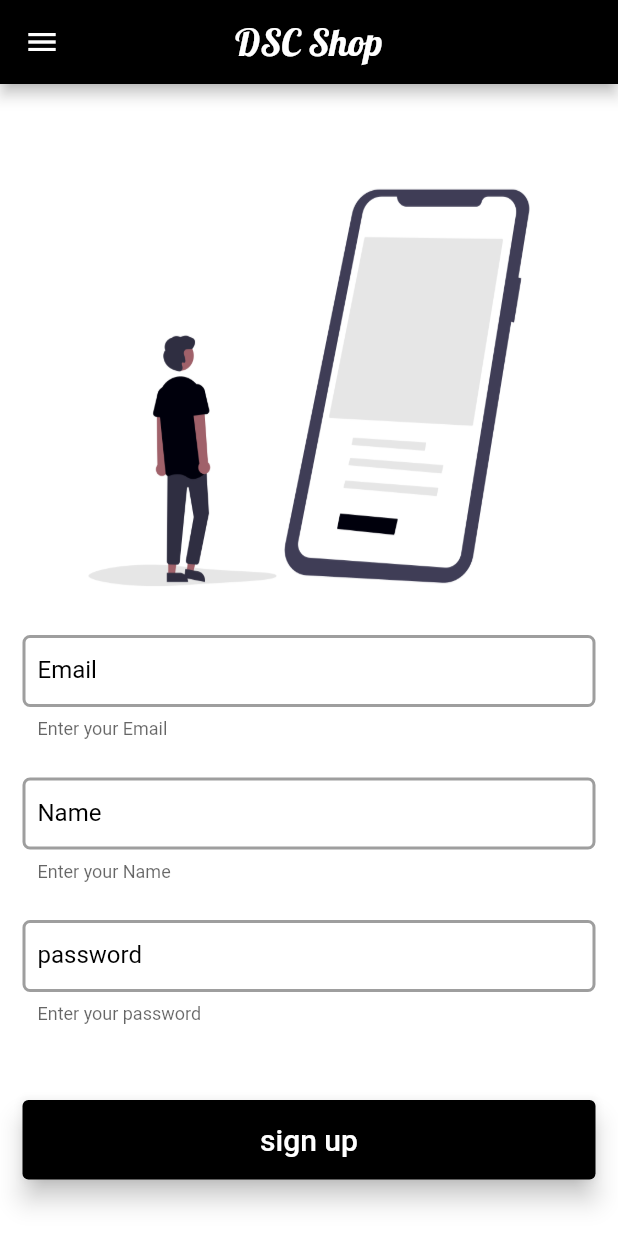
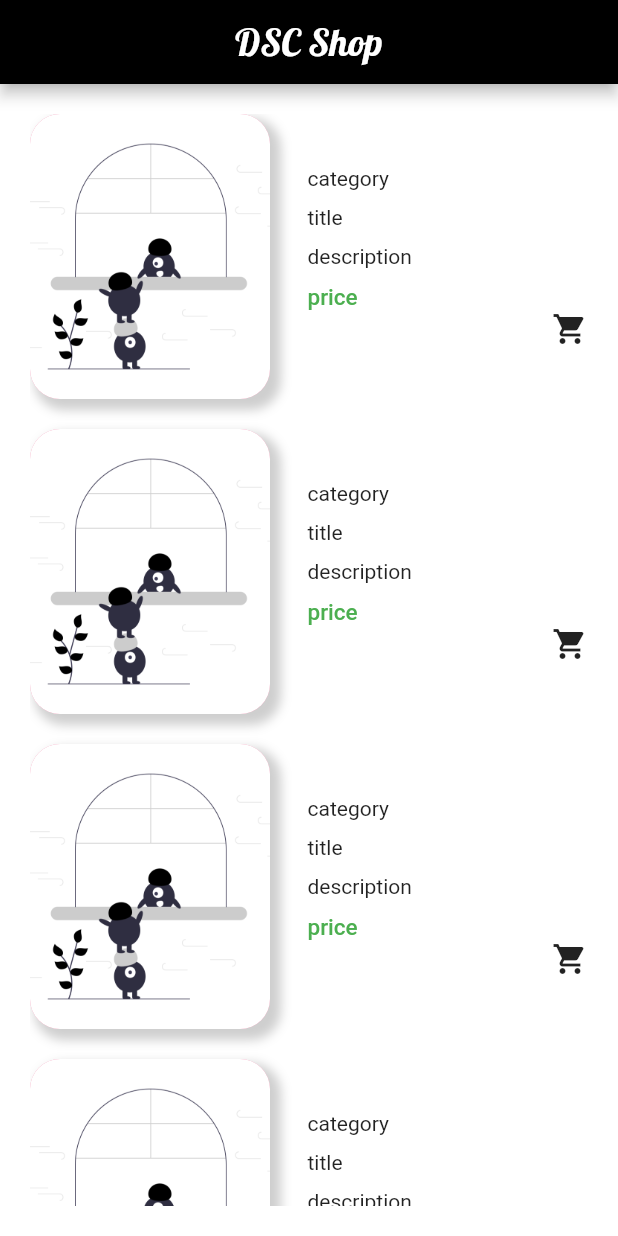
Before and after one commit to El-Helbawy-M/Dsc_Shop, a Flutter app: the screen it shows after launch, on a phone screen of 412 x 824 dp. Run offline on Flutter 3.47's test engine with Material 2 defaults, Android fonts, the phone set to English and light mode, and no system bars; our stand-ins replace cloud_firestore, firebase_auth, firebase_core; missing offline and left inert: splash_screen_view; accounts and stored records are empty.

Commit message:
cart screen

```diff
--- a/lib/Layout/Screens/CartScreen.dart
+++ b/lib/Layout/Screens/CartScreen.dart
@@ -0,0 +1,68 @@
+import 'package:dsc_shop/Constants.dart';
+import 'package:dsc_shop/Domain/Models/Product.dart';
+import 'package:dsc_shop/Layout/widgets/cloth_item.dart';
+import 'package:dsc_shop/Layout/widgets/customized_cart_card.dart';
+import 'package:flutter/material.dart';
+import 'package:dsc_shop/Layout/widgets/cloth_item.dart';
+import 'package:provider/provider.dart';
+import 'package:dsc_shop/Layout/tools/StateManager.dart';
+
+// ListView(
+// children: products
+//     .map(
+// (product) => Row(
+// children: [
+// Container(
+// height: 250,
+// width: 200,
+// decoration: BoxDecoration(
+// image: DecorationImage(
+// fit: BoxFit.contain,
+// image: NetworkImage(product.image))),
+// )
+// ],
+// ),
+// )
+//     .toList());
+class CartScreen extends StatefulWidget {
+  Product product;
+
+  @override
+  _CartScreenState createState() => _CartScreenState();
+}
+
+class _CartScreenState extends State<CartScreen> {
+  @override
+  Widget build(BuildContext context) {
+    // var stateManager = Provider.of<StateManager>(context);
+    // stateManager.setData();
+
+    return Scaffold(
+      backgroundColor: Colors.white,
+      appBar: AppBar(
+        centerTitle: true,
+        title: Text(
+          'DSC Shop',
+          style: TextStyle(fontFamily: 'Lobster', fontSize: 25),
+        ),
+      ),
+      body: Padding(
+        padding: const EdgeInsets.all(20.0),
+        child: ListView(children: [
+          CustomizedCartCard(
+            // title: widget.product.name,
+            // category: widget.product.category,
+            // description: widget.product.description,
+            // price: widget.product.price,
+          ),
+          SizedBox(height: 20,),
+          CustomizedCartCard(),
+          SizedBox(height: 20,),
+          CustomizedCartCard(),
+          SizedBox(height: 20,),
+          CustomizedCartCard(),
+        ]),
+      ),
+    );
+  }
+}
--- a/lib/Layout/Screens/signIn_form_screen.dart
+++ b/lib/Layout/Screens/signIn_form_screen.dart
@@ -13,7 +13,7 @@ class SignInScreen extends StatelessWidget {
       backgroundColor: Colors.white,
       appBar: AppBar(
         centerTitle: true,
-        title: Text('DSC Shop'),
+        title: Text('DSC Shop', style:TextStyle(fontFamily: 'Lobster', fontSize: 25),),
        // backgroundColor: Colors.black,
       ), // AppBar
       body: Center(
--- a/lib/Layout/Screens/signUp_form_screen.dart
+++ b/lib/Layout/Screens/signUp_form_screen.dart
@@ -18,7 +18,7 @@ class SignUpScreen extends StatelessWidget {
               color: Colors.grey.shade300,
               width: double.infinity,
               height: 200,
-            child:  Column(
+              child: Column(
                 mainAxisAlignment: MainAxisAlignment.center,
                 children: [
                   CircleAvatar(
@@ -26,16 +26,23 @@ class SignUpScreen extends StatelessWidget {
                     backgroundColor: Colors.white,
                     radius: 30,
                   ),
-                  SizedBox(height: 10,),
-                  Text('user name', style: TextStyle(fontSize: 20, fontWeight: FontWeight.bold, fontFamily: 'Lobster'),),
-                  Text('userName@gmail.com',style: TextStyle(fontSize: 15)),
-
+                  SizedBox(
+                    height: 10,
+                  ),
+                  Text(
+                    'Amira Ezz',
+                    style: TextStyle(
+                        fontSize: 20,
+                        fontWeight: FontWeight.bold,
+                        fontFamily: 'Lobster'),
+                  ),
+                  Text('userName@gmail.com', style: TextStyle(fontSize: 15)),
                 ],
               ),
             ),
             Container(
               color: Colors.red,
-            /*  child: Column(
+              /*  child: Column(
                mainAxisAlignment: MainAxisAlignment.center,
                 //crossAxisAlignment: CrossAxisAlignment.center,
                 children: [
@@ -56,7 +63,10 @@ class SignUpScreen extends StatelessWidget {
       backgroundColor: Colors.white,
       appBar: AppBar(
         centerTitle: true,
-        title: Text('DSC Shop', style:TextStyle(fontFamily: 'Lobster', fontSize: 25),),
+        title: Text(
+          'DSC Shop',
+          style: TextStyle(fontFamily: 'Lobster', fontSize: 25),
+        ),
       ), // AppBar
       body: Center(
         child: Container(
@@ -79,12 +89,12 @@ class SignUpScreen extends StatelessWidget {
                     )),
                   ),
                   SignInTextFormField(
-                    labelText: 'Email',
-                    helperText: 'Enter your Email',
+                    labelText: 'Name',
+                    helperText: 'Enter your Name',
                     invisible: false,
                     validateFunction: (var value) {
                       if (value == null || value.isEmpty) {
-                        return 'You must enter your Email';
+                        return 'You must enter your Name';
                       } else {
                         return null;
                       }
@@ -95,8 +105,8 @@ class SignUpScreen extends StatelessWidget {
                     height: 25,
                   ),
                   SignInTextFormField(
-                    labelText: 'Name',
-                    helperText: 'Enter your Name',
+                    labelText: 'Email',
+                    helperText: 'Enter your Email',
                     invisible: false,
                     validateFunction: (var value) {
                       if (value == null || value.isEmpty) {
@@ -139,7 +149,7 @@ class SignUpScreen extends StatelessWidget {
                             builder: (context) {
                               return AlertDialog(
                                 title:
-                                    Text('Are you sure you want to sign in?'),
+                                    Text('Are you sure you want to sign up?'),
                                 //content: Text('hi'),
                                 actions: [
                                   //********************** cancel button
@@ -161,7 +171,7 @@ class SignUpScreen extends StatelessWidget {
                                     onPressed: () {
                                       final snackBar = SnackBar(
                                           content: Text(
-                                              ' you are successfully login, '));
+                                              ' you are successfully sign up'));
                                       ScaffoldMessenger.of(context)
                                           .showSnackBar(snackBar);
                                       Navigator.pop(context);
--- a/lib/Layout/widgets/bottom_button.dart
+++ b/lib/Layout/widgets/bottom_button.dart
@@ -18,7 +18,7 @@ class BottomButton extends StatelessWidget {
             primary: Colors.black,
             padding: EdgeInsets.symmetric(vertical: 15.0)),
         onPressed: onPress,
-        child: Text(buttonTitle, style: TextStyle(fontSize: 20, fontWeight: FontWeight.w500),),),
+        child: Text(buttonTitle, style: TextStyle(fontSize: 20, fontWeight: FontWeight.w500, fontFamily: 'Lobster'),),),
     );
   }
 }
--- a/lib/Layout/widgets/cloth_item.dart
+++ b/lib/Layout/widgets/cloth_item.dart
@@ -36,7 +36,7 @@ class _ClothItemState extends State<ClothItem> {
                   fit: BoxFit.fill,
                   image: NetworkImage(
                     '${widget.product.image}',
-                  )),
+                  ),),
               borderRadius: BorderRadius.circular(15.0),
               boxShadow: [
                 BoxShadow(
--- /dev/null
+++ b/lib/Layout/widgets/customized_cart_card.dart
@@ -0,0 +1,78 @@
+import 'package:dsc_shop/Domain/Models/Product.dart';
+import 'package:flutter/cupertino.dart';
+import 'package:flutter/material.dart';
+import 'package:dsc_shop/Constants.dart';
+import 'package:provider/provider.dart';
+
+class CustomizedCartCard extends StatelessWidget {
+Product product;
+String title, description, category;
+double price;
+CustomizedCartCard({this.product, this.description, this.title, this.category, this.price});
+  @override
+  Widget build(BuildContext context) {
+    return   Row(
+      //mainAxisAlignment: MainAxisAlignment.spaceBetween,
+      children: [
+
+        Container(
+          padding: EdgeInsets.all(10.0),
+          width: 160,
+          height: 190,
+          decoration: BoxDecoration(
+            color: Colors.pink.shade200,
+            borderRadius: BorderRadius.circular(20),
+            image: DecorationImage(
+                fit: BoxFit.cover,
+                image: AssetImage(
+                  'Images/login.png',
+                ),
+            ),
+            boxShadow: [
+              BoxShadow(
+                color: Colors.grey.withOpacity(0.5),
+                spreadRadius: 2,
+                blurRadius: 5,
+                offset: Offset(5, 5), // changes position of shadow
+              ),
+            ],
+          ),
+        ),
+        Expanded(
+          child: Padding(
+            padding: const EdgeInsets.only(left:25.0),
+            child: Column(
+              crossAxisAlignment: CrossAxisAlignment.start,
+              children: [
+                Text("category"),
+                SizedBox(
+                  height: 10,
+                ),
+                Text("title"),
+                SizedBox(
+                  height: 10,
+                ),
+                Text(
+                  "description",
+                  overflow: TextOverflow.ellipsis,
+                  maxLines: 3,
+                ),
+                SizedBox(
+                  height: 10,
+                ),
+                Text(
+                  'price',
+                  style: kTextClothPriceStyle,
+                ),
+               Align(
+                 alignment: Alignment.centerRight,
+                 child:Icon(Icons.shopping_cart),
+               )
+              ],
+            ),
+          ),
+        ),
+      ],
+    );
+  }
+}
--- a/lib/main.dart
+++ b/lib/main.dart
@@ -11,6 +11,7 @@ import 'package:flutter/material.dart';
 import 'package:flutter/services.dart';
 import 'package:provider/provider.dart';
 
+import 'Layout/Screens/CartScreen.dart';
 import 'Layout/Screens/SplashScreen.dart';
 
 void main() async {
@@ -31,14 +32,14 @@ class MyApp extends StatelessWidget {
             backgroundColor: Colors.black,
             backwardsCompatibility: false,
             systemOverlayStyle: SystemUiOverlayStyle(
-              statusBarColor: Colors.white,
+              statusBarColor: Colors.white70,
               statusBarBrightness: Brightness.dark
             )
-          )),
+          ),),
       //     routes: {"Home Screen": (context) => ChangeNotifierProvider(create: (context) => StateManager(), child: HomeScreen()),
       // "Splash Screen" : (context)=>ChangeNotifierProvider(create: (context)=>TimerManager(),child: SplashScreen(),)},
       // initialRoute: "Splash Screen",
-     home: SignUpScreen(),
+     home: CartScreen(),
     );
   }
 }
```
Also changed, not shown: lib/Layout/Screens/WishlistScreen.dart (deleted, +0 -70 lines).
